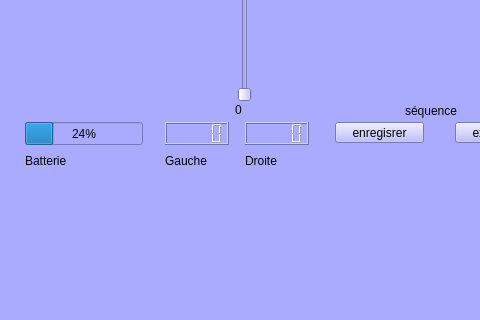
Before: the Qt Designer form mainwindow.ui in monsieur7/robotProjet, drawn with Qt 5; both pictures show x 455 to 935 and y 334 to 654 of the 1453 by 745 pixel window.
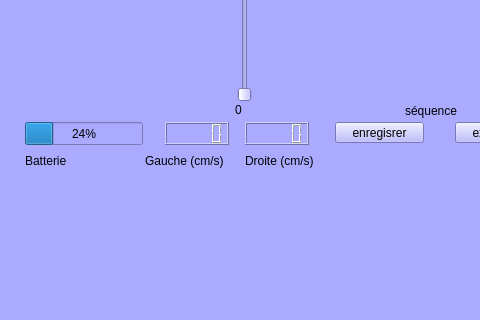
After: the same form once the commit is applied.

Commit message: rework on ui (units) and sequence is done (todo : fix bug)

What changed in the file:
```diff
--- a/mainwindow.ui
+++ b/mainwindow.ui
@@ -224,14 +224,14 @@
    <widget class="QLabel" name="label_3">
     <property name="geometry">
      <rect>
-      <x>620</x>
+      <x>600</x>
       <y>450</y>
-      <width>67</width>
+      <width>101</width>
       <height>17</height>
      </rect>
     </property>
     <property name="text">
-     <string>Gauche</string>
+     <string>Gauche (cm/s)</string>
     </property>
    </widget>
    <widget class="QLabel" name="label_4">
@@ -239,12 +239,12 @@
      <rect>
       <x>700</x>
       <y>450</y>
-      <width>67</width>
+      <width>91</width>
       <height>17</height>
      </rect>
     </property>
     <property name="text">
-     <string>Droite</string>
+     <string>Droite (cm/s)</string>
     </property>
    </widget>
    <widget class="QProgressBar" name="batterie">
```
The commit also changes 3 other files.
